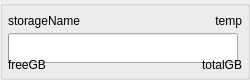
Before: the Qt Designer form resources/ui/storage_GB.ui in Einthel/El_GUI_COMRADO3, drawn with Qt 5.
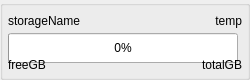
After: the same form once the commit is applied.

Patch:
```diff
--- a/resources/ui/storage_GB.ui
+++ b/resources/ui/storage_GB.ui
@@ -161,7 +161,7 @@
          <set>Qt::AlignmentFlag::AlignCenter</set>
         </property>
         <property name="textVisible">
-         <bool>false</bool>
+         <bool>true</bool>
         </property>
         <property name="orientation">
          <enum>Qt::Orientation::Horizontal</enum>
```
